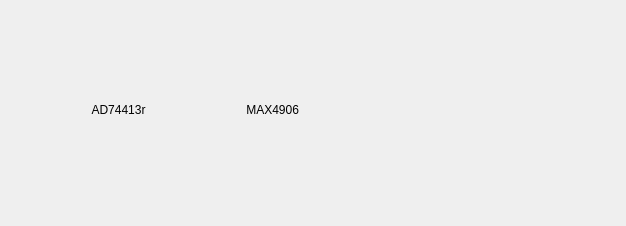
Qt form plugins/swiot/ui/swiotconfig.ui (analogdevicesinc/scopy) before a commit.
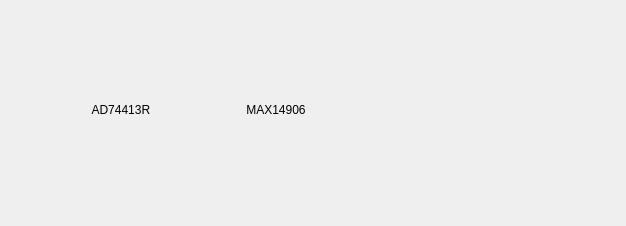
The same form after that commit.

Diff of the .ui file:
```diff
--- a/plugins/swiot/ui/swiotconfig.ui
+++ b/plugins/swiot/ui/swiotconfig.ui
@@ -13,7 +13,7 @@
   <property name="windowTitle">
    <string>Form</string>
   </property>
-  <widget class="QWidget" name="">
+  <widget class="QWidget" name="layoutWidget">
    <property name="geometry">
     <rect>
      <x>9</x>
@@ -44,14 +44,14 @@
       <item>
        <widget class="QLabel" name="label_3">
         <property name="text">
-         <string>                         AD74413r</string>
+         <string>                         AD74413R</string>
         </property>
        </widget>
       </item>
       <item>
        <widget class="QLabel" name="label_2">
         <property name="text">
-         <string>          MAX4906</string>
+         <string>          MAX14906</string>
         </property>
        </widget>
       </item>
```
